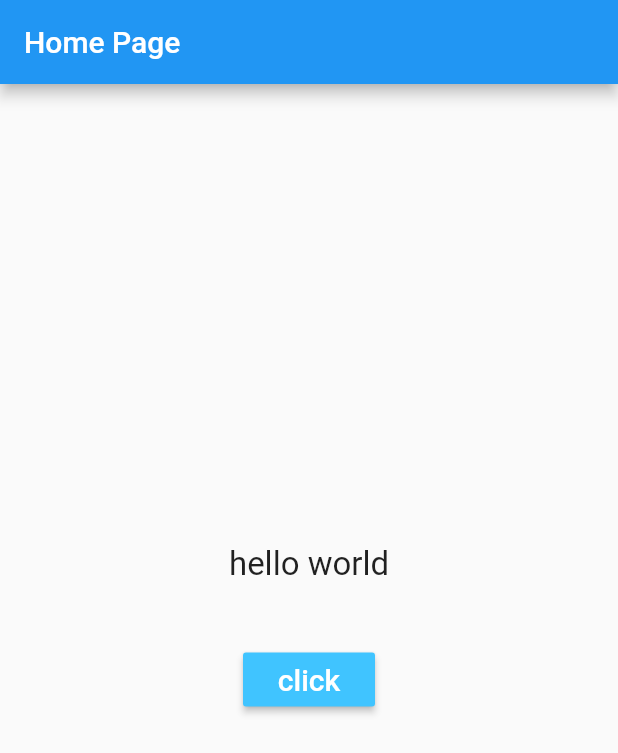
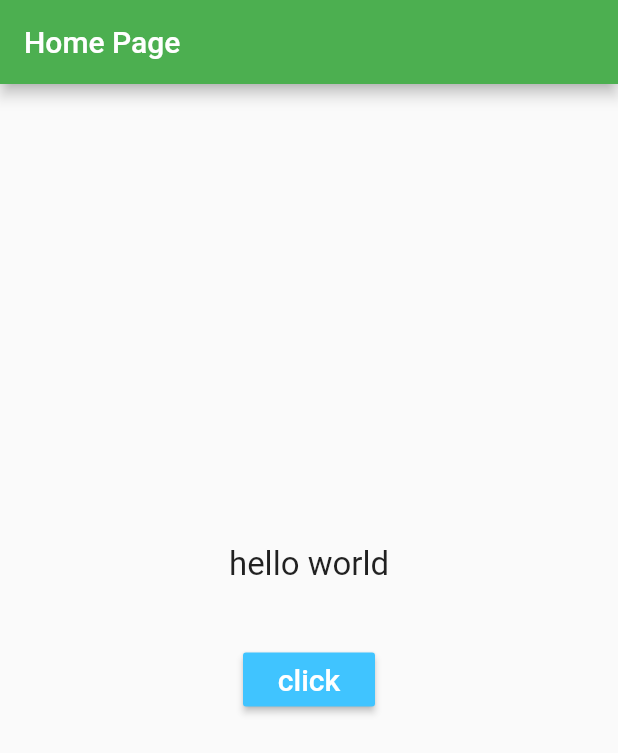
Before and after one commit to cristianfchq/flutter_example_state, a Flutter app: the screen it shows after launch, on a phone screen of 412 x 824 dp. Shown: the top 753 px of the screen. Run offline on Flutter 3.47's test engine with Material 2 defaults, Android fonts, the phone set to English and light mode, and no system bars.

Commit message:
added theme data

```diff
--- a/lib/main.dart
+++ b/lib/main.dart
@@ -8,9 +8,11 @@ class MyApp extends StatelessWidget {
   Widget build(BuildContext context) {
     return MaterialApp(
       title: 'Flutter Demo',
-      // theme: ThemeData(
-      //   primarySwatch: Colors.blue,
-      // ),
+      theme: ThemeData(
+        primarySwatch: Colors.green,
+        brightness: Brightness.light,
+        accentColor: Colors.red,
+      ),
       home: HomePage(),
     );
   }
```
